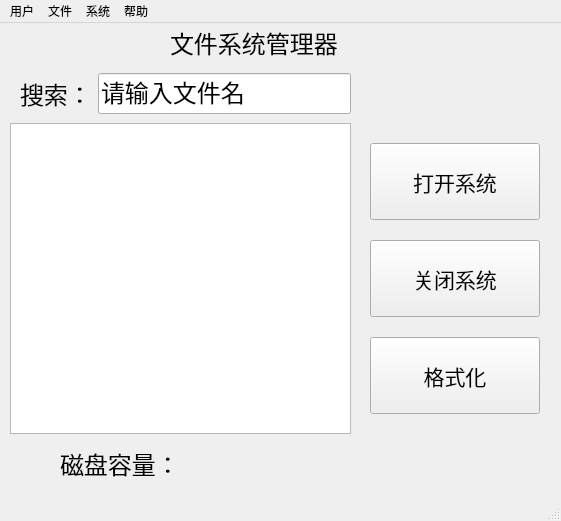
The window that form/mainwindow.ui (mcdudu233/FileSystem) describes before a commit, drawn with Qt 5.
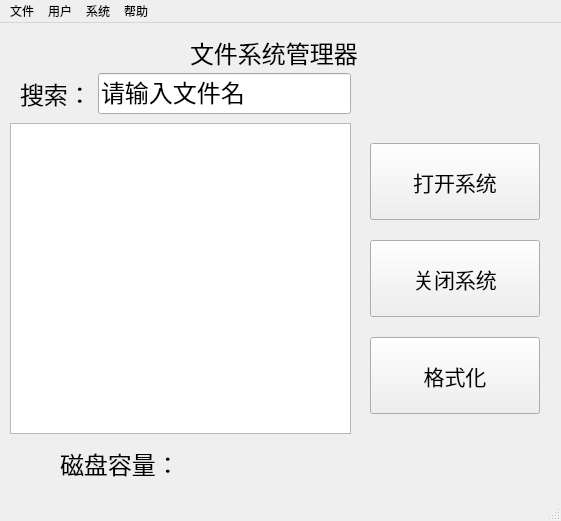
The same window after the commit.

Commit message: 添加界面标题

```diff
--- a/form/mainwindow.ui
+++ b/form/mainwindow.ui
@@ -172,8 +172,8 @@
    <widget class="QLabel" name="label_2">
     <property name="geometry">
      <rect>
-      <x>170</x>
-      <y>0</y>
+      <x>190</x>
+      <y>10</y>
       <width>181</width>
       <height>39</height>
      </rect>
@@ -215,7 +215,7 @@
      <x>0</x>
      <y>0</y>
      <width>561</width>
-     <height>22</height>
+     <height>33</height>
     </rect>
    </property>
    <widget class="QMenu" name="menu">
@@ -251,8 +251,8 @@
     </property>
     <addaction name="actionAbout"/>
    </widget>
-   <addaction name="menu"/>
    <addaction name="menu_2"/>
+   <addaction name="menu"/>
    <addaction name="menu_3"/>
    <addaction name="menu_4"/>
   </widget>
```
The commit also changes 3 other files.
